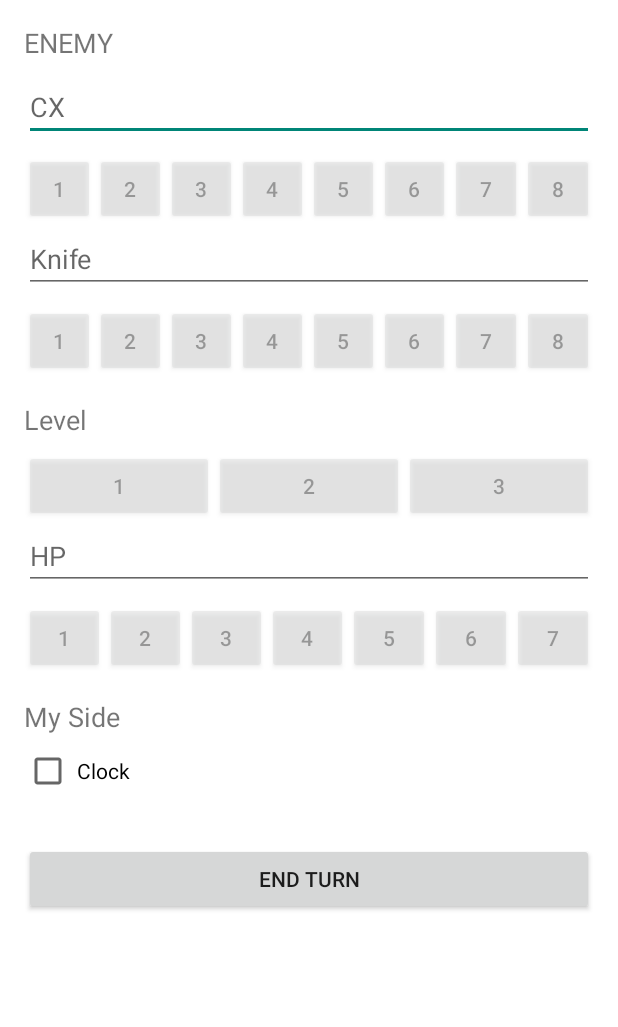
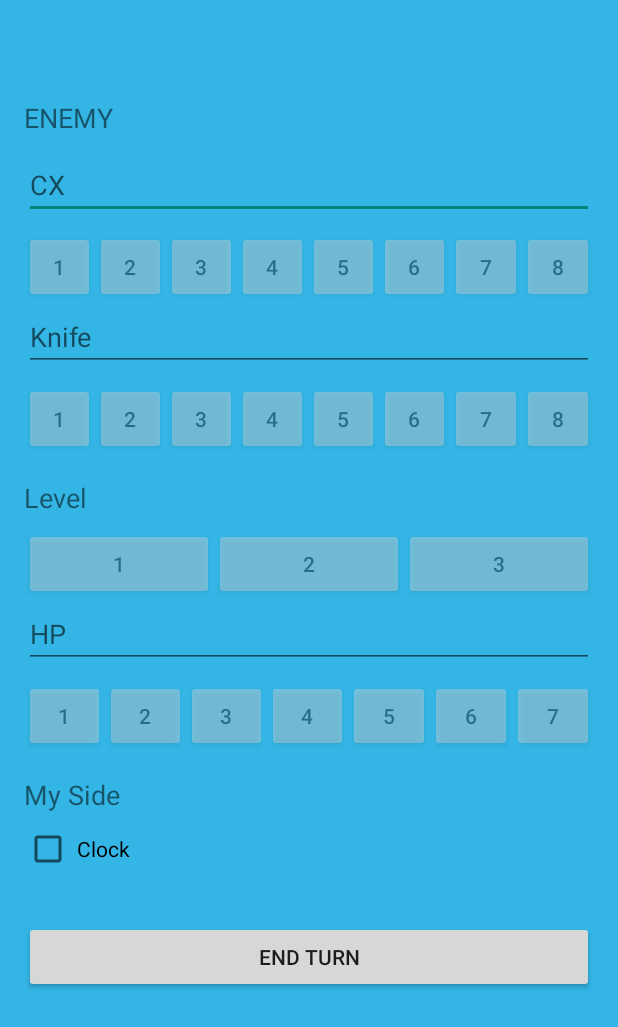
Before and after one commit to mankit556/andorid_WS, an Android app: the screen it shows after launch (MainActivity), on a phone screen of 412 x 824 dp. Shown: the top 1027 px of the screen. Run offline under Robolectric (Android 15) with nearby library versions, the phone set to English and light mode, and no system bars.

```diff
--- a/app/src/main/AndroidManifest.xml
+++ b/app/src/main/AndroidManifest.xml
@@ -1,5 +1,4 @@
-<manifest xmlns:android="http://schemas.android.com/apk/res/android"
-    package="com.example.android_ws">
+<manifest xmlns:android="http://schemas.android.com/apk/res/android">
 
     <application
         android:allowBackup="true"
--- a/app/src/main/res/layout/layoutui.xml
+++ b/app/src/main/res/layout/layoutui.xml
@@ -4,14 +4,17 @@
     android:layout_height="match_parent"
     android:orientation="vertical"
     android:padding="16dp"
-    android:background="@android:color/white">
+    android:background="@android:color/holo_blue_light">
+    <Space
+        android:layout_width="match_parent"
+        android:layout_height="50dp" />
 
     <!-- Enemy Section -->
 
     <TextView
         android:layout_width="wrap_content"
         android:layout_height="wrap_content"
-        android:layout_marginBottom="8dp"
+        android:layout_marginBottom="10dp"
         android:text="ENEMY"
         android:textSize="18sp" />
 
```
